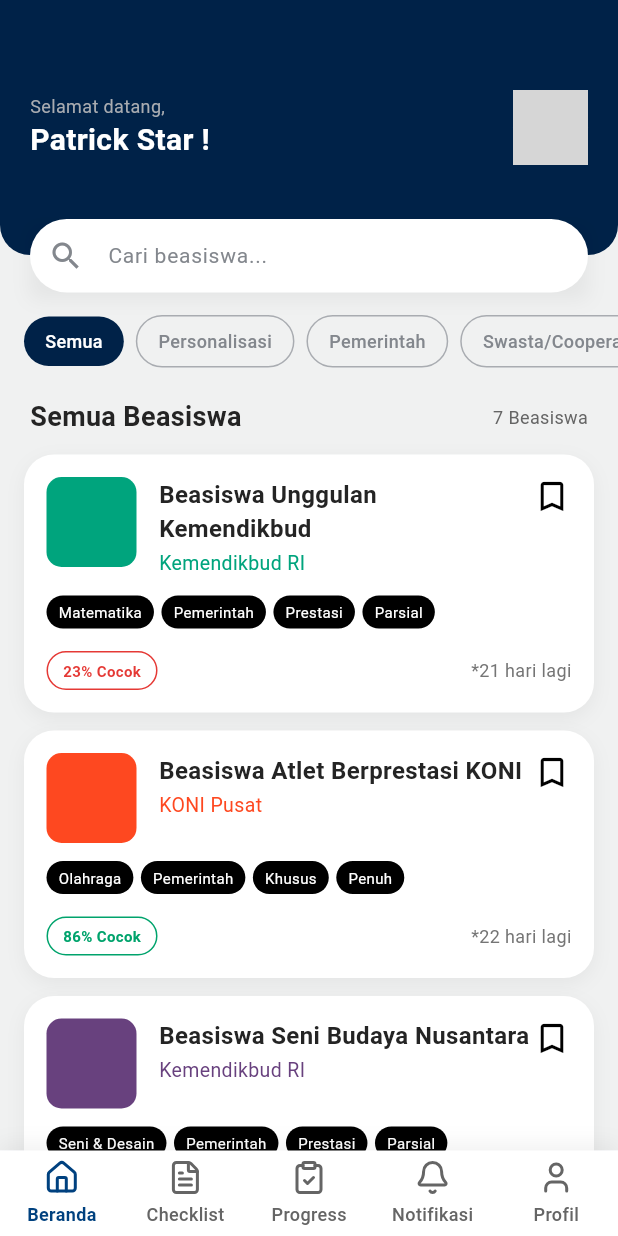
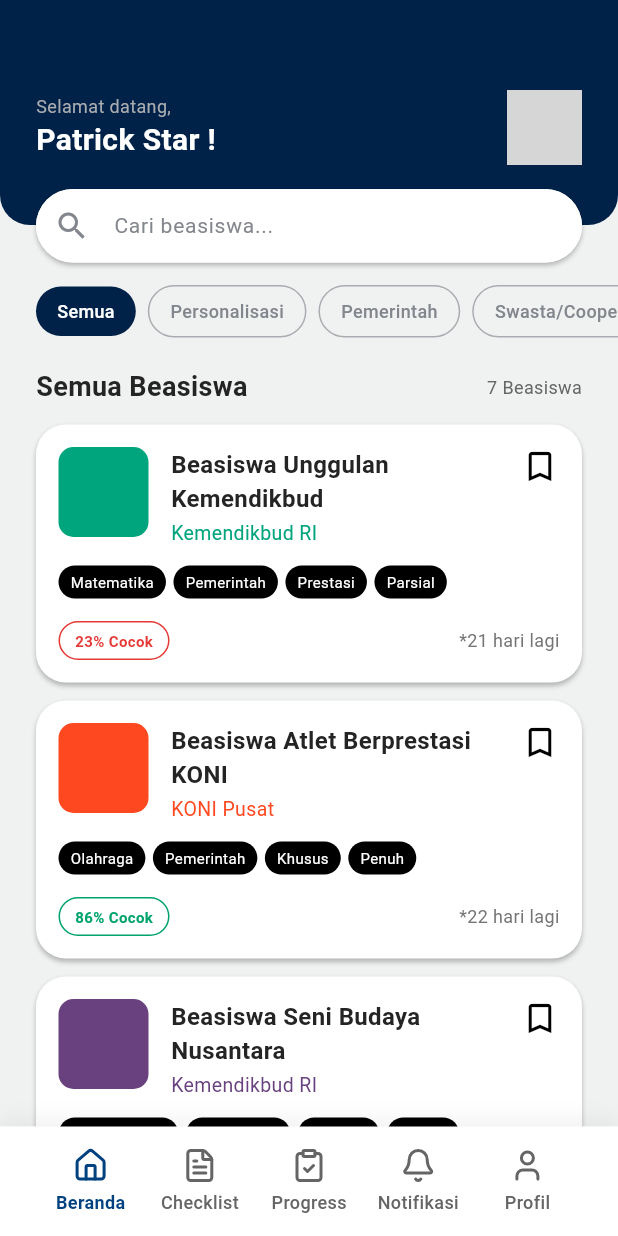
Before and after one commit to Vlensco/NUSARA, a Flutter app: the screen it shows after launch, on a phone screen of 412 x 824 dp. Run offline on Flutter 3.47's test engine with Material 3 defaults, Android fonts, the phone set to English and light mode, and no system bars; our stand-ins replace flutter_riverpod, lucide_icons; network calls fail; grey boxes are pictures that could not be loaded.

Commit message:
Update home and scholarship screens with core changes

```diff
--- a/Mobile/cabe/lib/core/routing/main_navigation.dart
+++ b/Mobile/cabe/lib/core/routing/main_navigation.dart
@@ -3,6 +3,8 @@ import 'package:flutter_riverpod/flutter_riverpod.dart';
 import 'package:lucide_icons/lucide_icons.dart';
 import 'package:cabe/core/theme/app_colors.dart';
 import 'package:cabe/features/home/screens/home_screen.dart';
+import 'package:cabe/features/checklist/screens/checklist_screen.dart';
+import 'package:cabe/features/progress/screens/progress_screen.dart';
 
 class BottomNavIndexNotifier extends Notifier<int> {
   @override
@@ -27,7 +29,9 @@ class MainNavigation extends ConsumerWidget {
     return Scaffold(
       body: _buildBody(currentIndex),
       bottomNavigationBar: Container(
+        padding: const EdgeInsets.symmetric(vertical: 8.0, horizontal: 24.0),
         decoration: BoxDecoration(
+          color: AppColors.white,
           boxShadow: [
             BoxShadow(
               color: Colors.black.withOpacity(0.05),
--- a/Mobile/cabe/lib/features/home/screens/home_screen.dart
+++ b/Mobile/cabe/lib/features/home/screens/home_screen.dart
@@ -45,7 +45,7 @@ class HomeScreen extends ConsumerWidget {
               clipBehavior: Clip.none,
               children: [
                 Container(
-                  padding: const EdgeInsets.fromLTRB(20, 60, 20, 60),
+                  padding: const EdgeInsets.fromLTRB(24, 60, 24, 40),
                   decoration: const BoxDecoration(
                     color: AppColors.blue900,
                     borderRadius: BorderRadius.only(
@@ -85,15 +85,18 @@ class HomeScreen extends ConsumerWidget {
                 ),
                 Positioned(
                   bottom: -25,
-                  left: 20,
-                  right: 20,
+                  left: 24,
+                  right: 24,
                   child: Container(
                     decoration: BoxDecoration(
+                      color: AppColors.white,
+                      borderRadius: BorderRadius.circular(50),
                       boxShadow: [
                         BoxShadow(
-                          color: Colors.black.withOpacity(0.05),
-                          blurRadius: 10,
-                          offset: const Offset(0, 5),
+                          color: Colors.black.withOpacity(0.25),
+                          blurRadius: 2,
+                          spreadRadius: 0,
+                          offset: const Offset(0, 2),
                         ),
                       ],
                     ),
@@ -132,7 +135,7 @@ class HomeScreen extends ConsumerWidget {
               padding: const EdgeInsets.only(top: 40, bottom: 8),
               child: SingleChildScrollView(
                 scrollDirection: Axis.horizontal,
-                padding: const EdgeInsets.symmetric(horizontal: 16),
+                padding: const EdgeInsets.symmetric(horizontal: 24),
                 child: Row(
                   children: List.generate(
                     categories.length,
@@ -156,7 +159,7 @@ class HomeScreen extends ConsumerWidget {
           SliverToBoxAdapter(
             child: Padding(
               padding: const EdgeInsets.symmetric(
-                horizontal: 20,
+                horizontal: 24,
                 vertical: 12,
               ),
               child: Row(
@@ -179,7 +182,7 @@ class HomeScreen extends ConsumerWidget {
 
           // Scholarship list
           SliverPadding(
-            padding: const EdgeInsets.fromLTRB(16, 0, 16, 100),
+            padding: const EdgeInsets.fromLTRB(24, 0, 24, 24),
             sliver: SliverList(
               delegate: SliverChildBuilderDelegate(
                 (context, index) {
--- a/Mobile/cabe/lib/features/scholarships/screens/detail_beasiswa_page.dart
+++ b/Mobile/cabe/lib/features/scholarships/screens/detail_beasiswa_page.dart
@@ -3,6 +3,9 @@ import 'package:flutter_riverpod/flutter_riverpod.dart';
 import 'package:cabe/core/theme/app_colors.dart';
 import '../models/scholarship.dart';
 import '../providers/scholarship_provider.dart';
+import 'package:cabe/shared_widgets/app_tag.dart';
+import 'package:cabe/features/checklist/controllers/checklist_controller.dart';
+import 'package:cabe/core/routing/main_navigation.dart';
 
 class DetailBeasiswaPage extends ConsumerWidget {
   final Scholarship scholarship;
@@ -25,7 +28,7 @@ class DetailBeasiswaPage extends ConsumerWidget {
             // Header Section
             Container(
               width: double.infinity,
-              padding: const EdgeInsets.fromLTRB(20, 50, 20, 30),
+              padding: const EdgeInsets.fromLTRB(24, 50, 24, 30),
               decoration: const BoxDecoration(
                 color: AppColors.blue900,
                 borderRadius: BorderRadius.only(
@@ -103,7 +106,32 @@ class DetailBeasiswaPage extends ConsumerWidget {
                     width: double.infinity,
                     height: 45,
                     child: OutlinedButton(
-                      onPressed: () {},
+                      onPressed: () {
+                        final acronym = getAcronymForScholarshipId(currentScholarship.id);
+                        if (acronym != null) {
+                          ref.read(appliedScholarshipsProvider.notifier).add(acronym);
+                          // tidak set filter agar semua beasiswa yang didaftar muncul secara akumulatif
+                        }
+
+                        ScaffoldMessenger.of(context).showSnackBar(
+                          SnackBar(
+                            content: const Text(
+                              'Berhasil didaftar! Silakan cek halaman Checklist untuk mempersiapkan dokumen.',
+                              style: TextStyle(color: Colors.white),
+                            ),
+                            backgroundColor: Colors.green.shade600,
+                            behavior: SnackBarBehavior.floating,
+                            duration: const Duration(seconds: 3),
+                          ),
+                        );
+
+                        Future.delayed(const Duration(milliseconds: 400), () {
+                          if (context.mounted) {
+                            ref.read(bottomNavIndexProvider.notifier).setIndex(1);
+                            Navigator.of(context).popUntil((route) => route.isFirst);
+                          }
+                        });
+                      },
                       style: ButtonStyle(
                         side: WidgetStateProperty.resolveWith((states) {
                           return const BorderSide(color: Colors.white);
@@ -143,7 +171,7 @@ class DetailBeasiswaPage extends ConsumerWidget {
 
             // Content Section
             Padding(
-              padding: const EdgeInsets.all(20),
+              padding: const EdgeInsets.symmetric(horizontal: 24, vertical: 20),
               child: Column(
                 crossAxisAlignment: CrossAxisAlignment.start,
                 children: [
@@ -191,21 +219,9 @@ class DetailBeasiswaPage extends ConsumerWidget {
                       spacing: 8,
                       runSpacing: 10,
                       children: currentScholarship.tags
-                          .map((tag) => Container(
-                                padding: const EdgeInsets.symmetric(
-                                    horizontal: 14, vertical: 8),
-                                decoration: BoxDecoration(
-                                  color: const Color(0xFFE6F0FA),
-                                  borderRadius: BorderRadius.circular(20),
-                                ),
-                                child: Text(
-                                  tag,
-                                  style: const TextStyle(
-                                    color: AppColors.blue900,
-                                    fontWeight: FontWeight.w600,
-                                    fontSize: 12,
-                                  ),
-                                ),
+                          .map((tag) => AppTag(
+                                label: tag,
+                                variant: AppTagVariant.lightBlue,
                               ))
                           .toList(),
                     ),
--- /dev/null
+++ b/Mobile/cabe/lib/shared_widgets/app_tag.dart
@@ -0,0 +1,79 @@
+import 'package:flutter/material.dart';
+import 'package:cabe/core/theme/app_colors.dart';
+
+enum AppTagVariant { dark, lightBlue }
+
+class AppTag extends StatelessWidget {
+  final String label;
+  final AppTagVariant variant;
+
+  const AppTag({
+    super.key,
+    required this.label,
+    this.variant = AppTagVariant.dark,
+  });
+
+  @override
+  Widget build(BuildContext context) {
+    return Container(
+      padding: _padding,
+      decoration: BoxDecoration(
+        color: _backgroundColor,
+        borderRadius: BorderRadius.circular(20),
+      ),
+      child: Text(
+        label,
+        style: TextStyle(
+          color: _textColor,
+          fontSize: _fontSize,
+          fontWeight: _fontWeight,
+        ),
+      ),
+    );
+  }
+
+  EdgeInsets get _padding {
+    switch (variant) {
+      case AppTagVariant.dark:
+        return const EdgeInsets.symmetric(horizontal: 8, vertical: 4);
+      case AppTagVariant.lightBlue:
+        return const EdgeInsets.symmetric(horizontal: 14, vertical: 8);
+    }
+  }
+
+  Color get _backgroundColor {
+    switch (variant) {
+      case AppTagVariant.dark:
+        return Colors.black;
+      case AppTagVariant.lightBlue:
+        return const Color(0xFFE6F0FA);
+    }
+  }
+
+  Color get _textColor {
+    switch (variant) {
+      case AppTagVariant.dark:
+        return Colors.white;
+      case AppTagVariant.lightBlue:
+        return AppColors.blue900;
+    }
+  }
+
+  double get _fontSize {
+    switch (variant) {
+      case AppTagVariant.dark:
+        return 10.0;
+      case AppTagVariant.lightBlue:
+        return 12.0;
+    }
+  }
+
+  FontWeight get _fontWeight {
+    switch (variant) {
+      case AppTagVariant.dark:
+        return FontWeight.normal;
+      case AppTagVariant.lightBlue:
+        return FontWeight.w600;
+    }
+  }
+}
--- a/Mobile/cabe/lib/shared_widgets/scholarship_card.dart
+++ b/Mobile/cabe/lib/shared_widgets/scholarship_card.dart
@@ -3,6 +3,7 @@ import 'package:cabe/core/theme/app_colors.dart';
 import 'package:cabe/core/theme/app_text_styles.dart';
 import 'package:cabe/shared_widgets/app_chip.dart';
 import 'package:cabe/shared_widgets/app_badge.dart';
+import 'package:cabe/shared_widgets/app_tag.dart';
 
 class ScholarshipCard extends StatelessWidget {
   final String title;
@@ -39,9 +40,10 @@ class ScholarshipCard extends StatelessWidget {
           borderRadius: BorderRadius.circular(20),
           boxShadow: [
             BoxShadow(
-              color: Colors.black.withOpacity(0.05),
-              blurRadius: 10,
-              offset: const Offset(0, 4),
+              color: Colors.black.withOpacity(0.25),
+              blurRadius: 2,
+              spreadRadius: 0,
+              offset: const Offset(0, 2),
             ),
           ],
         ),
@@ -105,29 +107,16 @@ class ScholarshipCard extends StatelessWidget {
               spacing: 5,
               runSpacing: 5,
               children: tags
-                  .map((tag) => Container(
-                        padding: const EdgeInsets.symmetric(
-                          horizontal: 8,
-                          vertical: 4,
-                        ),
-                        decoration: BoxDecoration(
-                          color: Colors.black,
-                          borderRadius: BorderRadius.circular(20),
-                        ),
-                        child: Text(
-                          tag,
-                          style: const TextStyle(
-                            color: Colors.white,
-                            fontSize: 10,
-                          ),
-                        ),
+                  .map((tag) => AppTag(
+                        label: tag,
+                        variant: AppTagVariant.dark,
                       ))
                   .toList(),
             ),
 
             const SizedBox(height: 15),
 
-            // Footer: Badge cocok + Deadline
+            // Footer: Badge + Deadline
             Row(
               mainAxisAlignment: MainAxisAlignment.spaceBetween,
               children: [
```
